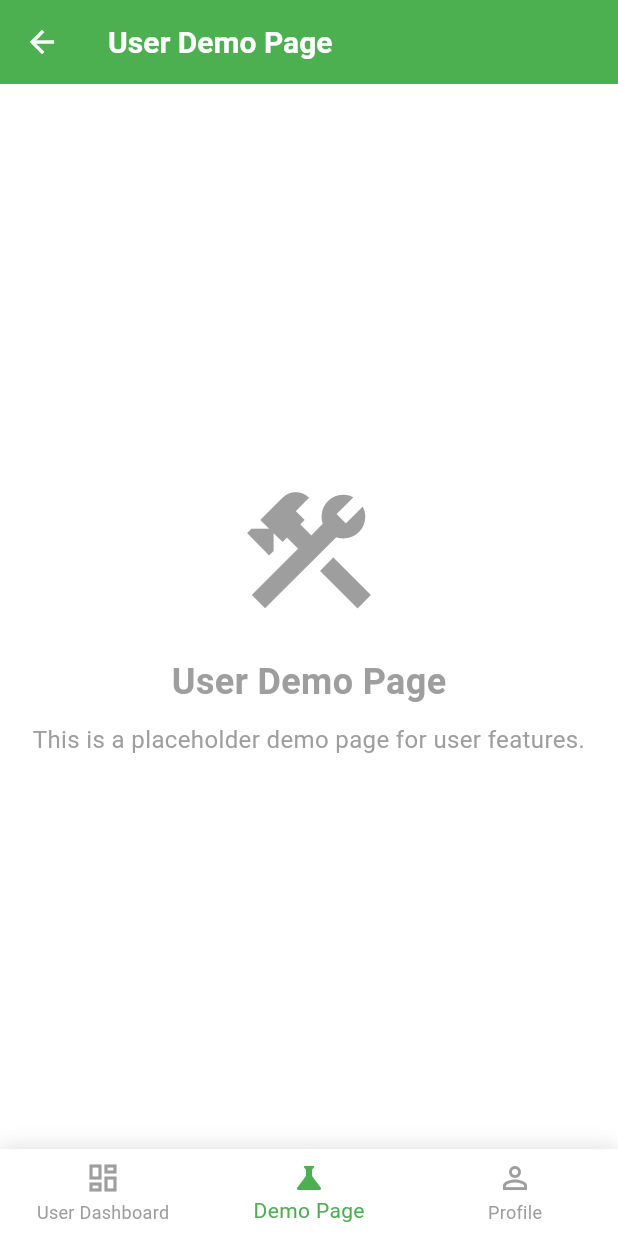
After one commit to ImRugved/workzen, a Flutter app: the UserDashboardScreen screen opened by its route, swiped to page 2, on a phone screen of 412 x 824 dp. The commit adds this screen. Run offline on Flutter 3.47's test engine with Material 3 defaults, Android fonts, the phone set to English and light mode, and no system bars; our stand-ins replace cached_network_image, cloud_firestore, firebase_auth, firebase_core, firebase_messaging, flutter_local_notifications and 10 more; missing offline and left inert: shorebird_code_push; accounts and stored records are empty; Roboto replaces fonts that are missing (Poppins).

Commit message:
emp managment

```diff
--- /dev/null
+++ b/lib/screens/user/dashboard/demo_page.dart
@@ -0,0 +1,46 @@
+import 'package:flutter/material.dart';
+
+class UserDemoPage extends StatelessWidget {
+  const UserDemoPage({Key? key}) : super(key: key);
+
+  @override
+  Widget build(BuildContext context) {
+    return Scaffold(
+      appBar: AppBar(
+        title: const Text('User Demo Page'),
+        backgroundColor: Colors.green,
+        foregroundColor: Colors.white,
+      ),
+      body: const Center(
+        child: Column(
+          mainAxisAlignment: MainAxisAlignment.center,
+          children: [
+            Icon(
+              Icons.construction,
+              size: 100,
+              color: Colors.grey,
+            ),
+            SizedBox(height: 20),
+            Text(
+              'User Demo Page',
+              style: TextStyle(
+                fontSize: 24,
+                fontWeight: FontWeight.bold,
+                color: Colors.grey,
+              ),
+            ),
+            SizedBox(height: 10),
+            Text(
+              'This is a placeholder demo page for user features.',
+              style: TextStyle(
+                fontSize: 16,
+                color: Colors.grey,
+              ),
+              textAlign: TextAlign.center,
+            ),
+          ],
+        ),
+      ),
+    );
+  }
+}
--- /dev/null
+++ b/lib/screens/user/dashboard/user_dashboard_screen.dart
@@ -0,0 +1,135 @@
+import 'package:flutter/material.dart';
+import 'package:get/get.dart';
+import '../user_home.dart';
+import 'demo_page.dart';
+import '../../profile_screen.dart';
+
+class UserDashboardScreen extends StatefulWidget {
+  const UserDashboardScreen({Key? key}) : super(key: key);
+
+  @override
+  State<UserDashboardScreen> createState() => _UserDashboardScreenState();
+}
+
+class _UserDashboardScreenState extends State<UserDashboardScreen> {
+  int _selectedIndex = 0;
+  late PageController _pageController;
+
+  final List<Widget> _screens = [
+    const UserHome(),
+    const UserDemoPage(),
+    const ProfileScreen(),
+  ];
+
+  static const List<String> _titles = [
+    'User Dashboard',
+    'Demo Page',
+    'Profile',
+  ];
+
+  @override
+  void initState() {
+    super.initState();
+    _pageController = PageController();
+  }
+
+  @override
+  void dispose() {
+    _pageController.dispose();
+    super.dispose();
+  }
+
+  void _onItemTapped(int index) {
+    setState(() {
+      _selectedIndex = index;
+    });
+    _pageController.animateToPage(
+      index,
+      duration: const Duration(milliseconds: 300),
+      curve: Curves.easeInOut,
+    );
+  }
+
+  Future<bool> _onWillPop(BuildContext context) async {
+    return await showDialog(
+      context: context,
+      builder: (context) => AlertDialog(
+        title: const Text('Exit App'),
+        content: const Text('Are you sure you want to exit?'),
+        actions: [
+          TextButton(
+            onPressed: () => Navigator.of(context).pop(false),
+            child: const Text('No'),
+          ),
+          TextButton(
+            onPressed: () => Navigator.of(context).pop(true),
+            child: const Text('Yes'),
+          ),
+        ],
+      ),
+    ) ?? false;
+  }
+
+  @override
+  Widget build(BuildContext context) {
+    return PopScope(
+      canPop: false,
+      onPopInvokedWithResult: (didPop, result) async {
+        if (didPop) return;
+        final shouldExit = await _onWillPop(context);
+        if (shouldExit && context.mounted) {
+          Navigator.of(context).pop();
+        }
+      },
+      child: Scaffold(
+        body: PageView(
+          controller: _pageController,
+          physics: const NeverScrollableScrollPhysics(),
+          children: _screens,
+          onPageChanged: (index) {
+            setState(() {
+              _selectedIndex = index;
+            });
+          },
+        ),
+        bottomNavigationBar: Container(
+          decoration: BoxDecoration(
+            boxShadow: [
+              BoxShadow(
+                color: Colors.grey.withOpacity(0.3),
+                blurRadius: 10,
+                offset: const Offset(0, -2),
+              ),
+            ],
+          ),
+          child: BottomNavigationBar(
+            type: BottomNavigationBarType.fixed,
+            currentIndex: _selectedIndex,
+            selectedItemColor: Colors.green,
+            unselectedItemColor: Colors.grey,
+            backgroundColor: Colors.white,
+            elevation: 0,
+            onTap: _onItemTapped,
+            items: const [
+              BottomNavigationBarItem(
+                icon: Icon(Icons.dashboard_outlined),
+                activeIcon: Icon(Icons.dashboard),
+                label: 'User Dashboard',
+              ),
+              BottomNavigationBarItem(
+                icon: Icon(Icons.science_outlined),
+                activeIcon: Icon(Icons.science),
+                label: 'Demo Page',
+              ),
+              BottomNavigationBarItem(
+                icon: Icon(Icons.person_outline),
+                activeIcon: Icon(Icons.person),
+                label: 'Profile',
+              ),
+            ],
+          ),
+        ),
+      ),
+    );
+  }
+}
--- a/lib/utils/routes.dart
+++ b/lib/utils/routes.dart
@@ -3,12 +3,12 @@ import '../screens/splash_scren.dart';
 import '../screens/update_check_screen.dart';
 import '../screens/auth/login_screen.dart';
 import '../screens/auth/signup_screen.dart';
-import '../screens/admin/admin_dashboard.dart';
+import '../screens/admin/dashboard/admin_dashboard_screen.dart';
 import '../screens/admin/admin_attendance_screen.dart';
 import '../screens/admin/leave_requests_screen.dart';
 import '../screens/admin/employee_onboarding_screen.dart';
 import '../screens/admin/employee_management_screen.dart';
-import '../screens/user/user_dashboard.dart';
+import '../screens/user/dashboard/user_dashboard_screen.dart';
 import '../screens/user/apply_leave_screen.dart';
 import '../screens/user/attendance_history_screen.dart';
 import '../screens/user/attendance_screen.dart';
@@ -51,7 +51,7 @@ class Routes {
     // Admin screens
     GetPage(
       name: '/admin_dashboard',
-      page: () => const AdminDashboard(),
+      page: () => const AdminDashboardScreen(),
       transition: Transition.rightToLeft,
       transitionDuration: const Duration(milliseconds: 300),
     ),
@@ -87,7 +87,7 @@ class Routes {
     // User screens
     GetPage(
       name: '/user_dashboard',
-      page: () => const UserDashboard(),
+      page: () => const UserDashboardScreen(),
       transition: Transition.rightToLeft,
       transitionDuration: const Duration(milliseconds: 300),
     ),
```
Also changed, not shown: lib/screens/admin/admin_home.dart (renamed from lib/screens/admin/admin_dashboard.dart, +4 -4 lines), lib/screens/admin/dashboard/admin_dashboard_screen.dart (added, +135 -0 lines), lib/screens/admin/dashboard/demo_page.dart (added, +46 -0 lines), lib/screens/splash_scren.dart (+4 -4 lines), lib/screens/user/user_home.dart (renamed from lib/screens/user/user_dashboard.dart, +4 -4 lines), lib/widgets/app_drawer.dart (+0 -7 lines).
